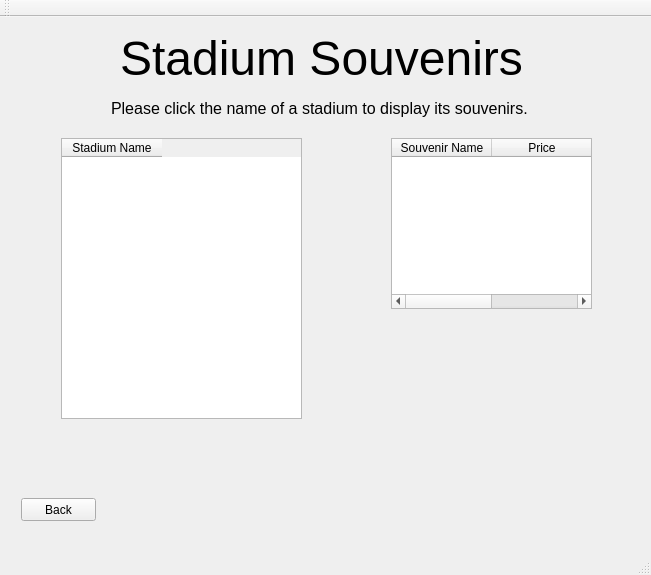
Jesus0342/CS1D-Project-2, file mainwindow.ui: the form before one commit.
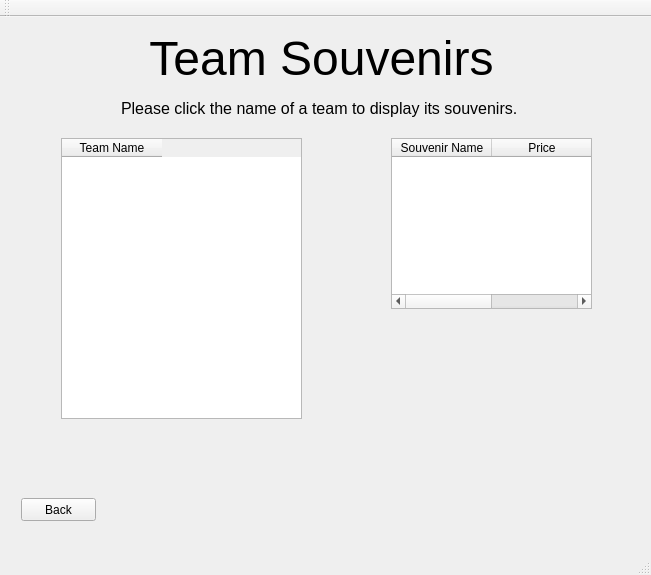
The form after the commit. The open tabs and pages were chosen to show the change.

Commit message: changed souvenirs to be associated with teams instead of stadiums

The edit to the form file:
```diff
--- a/mainwindow.ui
+++ b/mainwindow.ui
@@ -847,7 +847,7 @@
          </rect>
         </property>
         <property name="text">
-         <string>&lt;html&gt;&lt;head/&gt;&lt;body&gt;&lt;p align=&quot;center&quot;&gt;&lt;span style=&quot; font-size:36pt;&quot;&gt;Stadium Souvenirs&lt;/span&gt;&lt;/p&gt;&lt;/body&gt;&lt;/html&gt;</string>
+         <string>&lt;html&gt;&lt;head/&gt;&lt;body&gt;&lt;p align=&quot;center&quot;&gt;&lt;span style=&quot; font-size:36pt;&quot;&gt;Team Souvenirs&lt;/span&gt;&lt;/p&gt;&lt;/body&gt;&lt;/html&gt;</string>
         </property>
        </widget>
        <widget class="QTableWidget" name="tableWidget_stadiums">
@@ -861,21 +861,21 @@
         </property>
         <column>
          <property name="text">
-          <string>Stadium Name</string>
+          <string>Team Name</string>
          </property>
         </column>
        </widget>
        <widget class="QLabel" name="label_displaySouvenirPrompt">
         <property name="geometry">
          <rect>
-          <x>100</x>
+          <x>110</x>
           <y>70</y>
           <width>421</width>
           <height>21</height>
          </rect>
         </property>
         <property name="text">
-         <string>&lt;html&gt;&lt;head/&gt;&lt;body&gt;&lt;p&gt;&lt;span style=&quot; font-size:12pt;&quot;&gt;Please click the name of a stadium to display its souvenirs.&lt;/span&gt;&lt;/p&gt;&lt;/body&gt;&lt;/html&gt;</string>
+         <string>&lt;html&gt;&lt;head/&gt;&lt;body&gt;&lt;p&gt;&lt;span style=&quot; font-size:12pt;&quot;&gt;Please click the name of a team to display its souvenirs.&lt;/span&gt;&lt;/p&gt;&lt;/body&gt;&lt;/html&gt;</string>
         </property>
        </widget>
       </widget>
```
Left out of the diff: 4 changed lines with no effect on the pictures. The commit also changes 24 other files.
